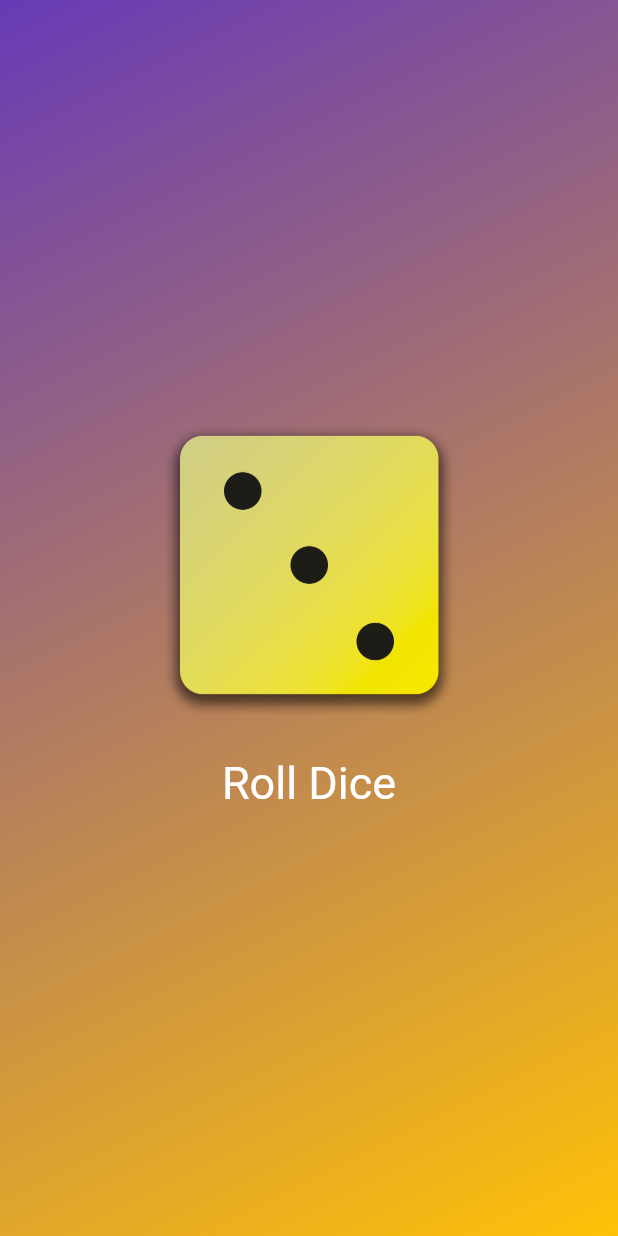
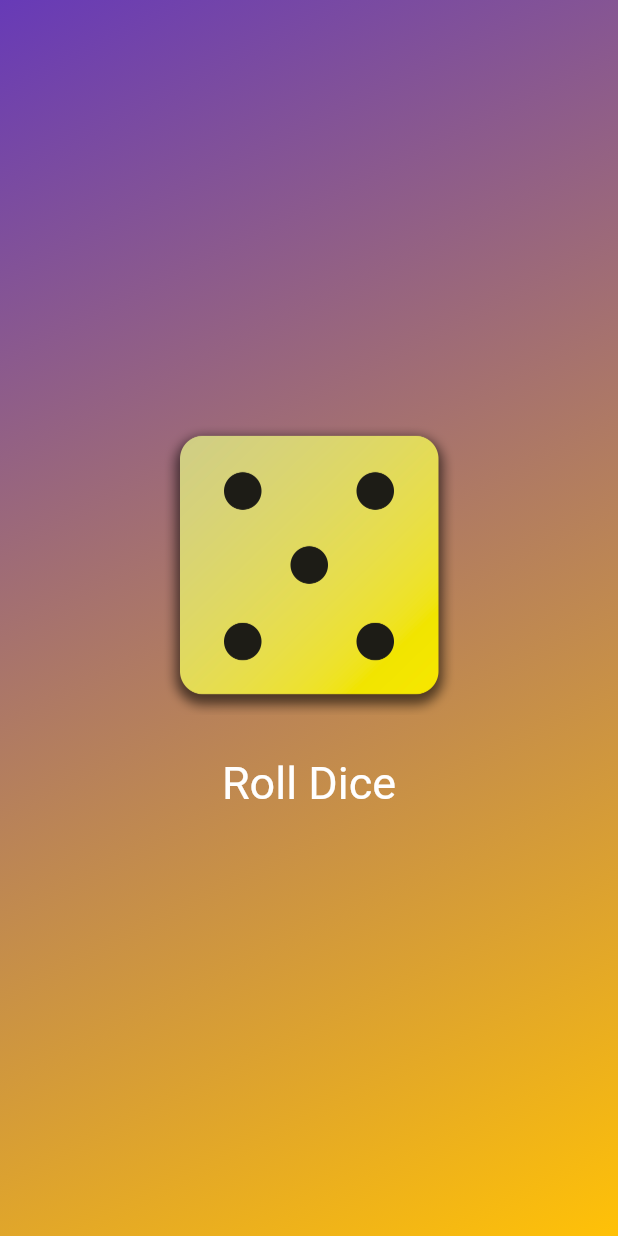
Before and after one commit to dimon-ton/udemy_flutter_course, a Flutter app: the screen it shows after launch, after a tap on "Roll Dice", on a phone screen of 412 x 824 dp. Run offline on Flutter 3.47's test engine with Material 2 defaults, Android fonts, the phone set to English and light mode, and no system bars.

Commit message:
finish learning section 2

```diff
--- a/lib/dice_roller.dart
+++ b/lib/dice_roller.dart
@@ -1,4 +1,7 @@
 import 'package:flutter/material.dart';
+import 'dart:math';
+
+var randomizer = Random();
 
 class DiceRoller extends StatefulWidget {
   const DiceRoller({super.key});
@@ -9,11 +12,12 @@ class DiceRoller extends StatefulWidget {
 }
 
 class _DiceRollerState extends State<DiceRoller> {
-  var activeDiceImage = 'assets/images/dice-2.png';
+
+  var randomDice = 2;
 
   void rollDice() {
     setState(() {
-      activeDiceImage = 'assets/images/dice-3.png';
+      randomDice = randomizer.nextInt(6) + 1;
     });
   }
 
@@ -21,7 +25,7 @@ class _DiceRollerState extends State<DiceRoller> {
   Widget build(BuildContext context) {
     return Column(mainAxisSize: MainAxisSize.min, children: [
       Image.asset(
-        activeDiceImage,
+        'assets/images/dice-$randomDice.png',
         width: 200,
       ),
       const SizedBox(height: 20),
--- a/pubspec.yaml
+++ b/pubspec.yaml
@@ -65,6 +65,7 @@ flutter:
     - assets/images/dice-3.png
     - assets/images/dice-4.png
     - assets/images/dice-5.png
+    - assets/images/dice-6.png
 
 
   # An image asset can refer to one or more resolution-specific "variants", see
```
